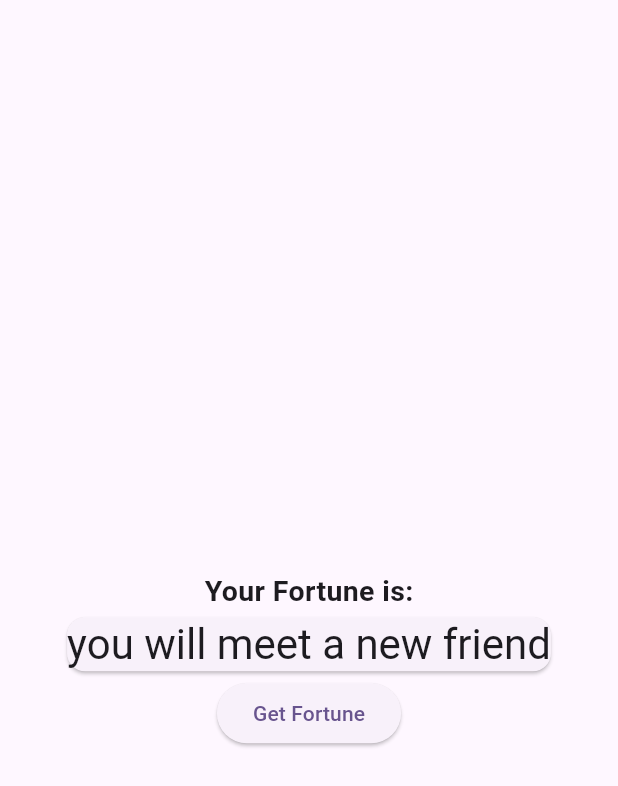
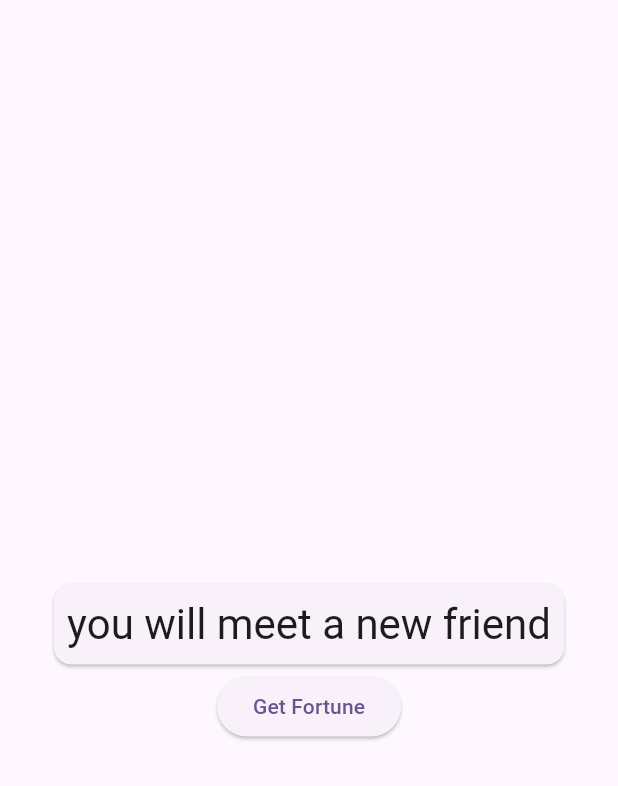
Before and after one commit to abdullahmeen/fortune_cookie, a Flutter app: the screen it shows after launch, after a tap on "Get Fortune", on a phone screen of 412 x 824 dp. Shown: the top 786 px of the screen. Run offline on Flutter 3.47's test engine with Material 3 defaults, Android fonts, the phone set to English and light mode, and no system bars.

Commit message:
add elevated button and restructured

```diff
--- a/lib/main.dart
+++ b/lib/main.dart
@@ -58,18 +58,19 @@ class _MyHomePageState extends State<MyHomePage> {
         child: Column(
           mainAxisAlignment: MainAxisAlignment.center,
           children: <Widget>[
-            Text("Your Fortune is:",
-            style: TextStyle(fontSize: 19, fontWeight: FontWeight.bold,),
-            ),
-            Card(child: Text(
-              '${_currentFortune}',
-              style: Theme.of(context).textTheme.headlineMedium,
-            ),
+            Card(
+              child: Padding(
+                padding: const EdgeInsets.all(9.0),
+                child: Text(
+                  '${_currentFortune}',
+                  style: Theme.of(context).textTheme.headlineMedium,
+                ),
+              ),
             ),
             ElevatedButton(
               onPressed: _randomFortune,
-              child: Text("Get Fortune")
-              ),
+              child: Text("Get Fortune"),
+            ),
           ],
         ),
       ),
```
